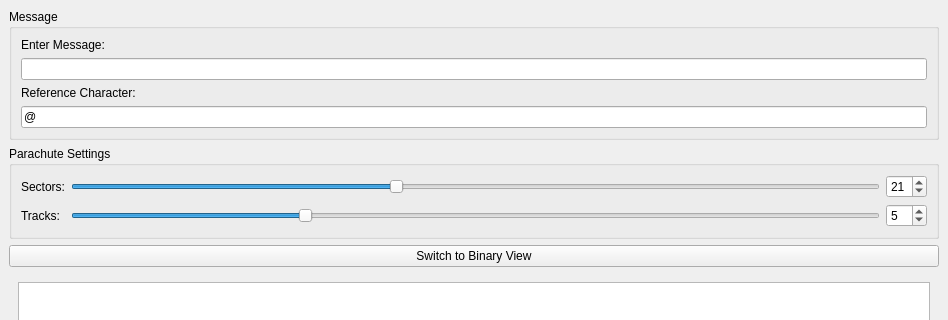
Before: the Qt Designer form src/parachute.ui in 1MrazorT1/ParachuteEncoder, drawn with Qt 5; both pictures show x 0 to 948 and y 0 to 320 of the 948 by 875 pixel window.
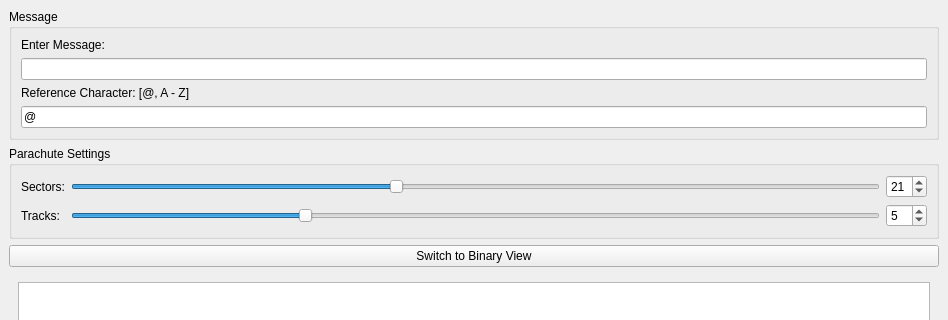
After: the same form once the commit is applied.

Patch:
```diff
--- a/src/parachute.ui
+++ b/src/parachute.ui
@@ -46,7 +46,7 @@
        <item>
         <widget class="QLabel" name="labelRefChar">
          <property name="text">
-          <string>Reference Character:</string>
+          tr(<string>Reference Character: [@, A - Z]</string>)
          </property>
         </widget>
        </item>
```
